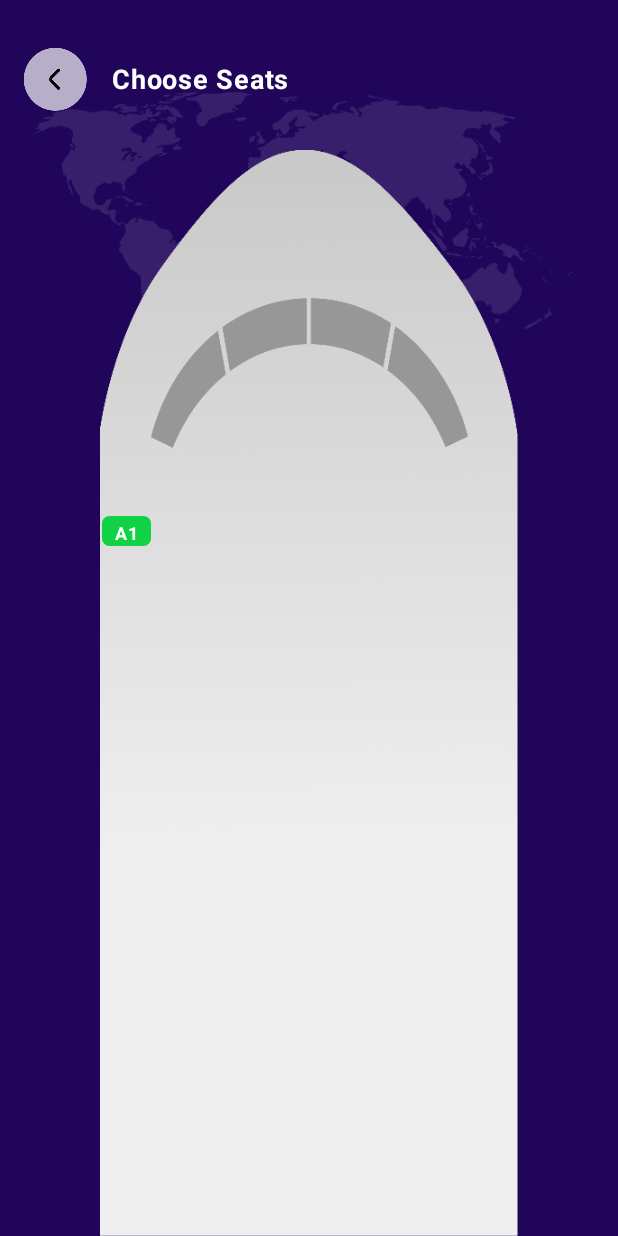
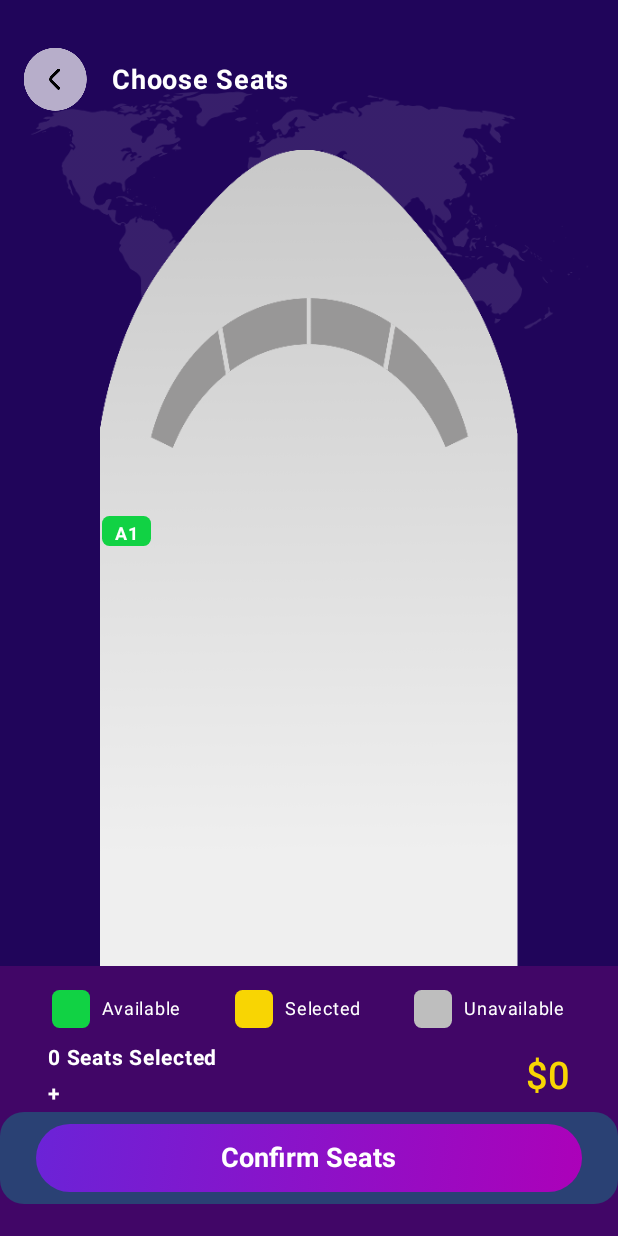
Before and after one commit to saicojavc/airlineticket, an Android app built with Jetpack Compose: the composable SeatScreen shown on its own in the app's theme, on a phone screen of 412 x 824 dp. Run offline under Robolectric (Android 15) with nearby library versions, the phone set to English and light mode, and no system bars; our stand-ins replace Dagger/Hilt's generated code, constraintlayout-compose.

Commit message:
selected seat

```diff
--- a/feature/seat/src/main/java/com/saico/airlineticket/seat/SeatScreen.kt
+++ b/feature/seat/src/main/java/com/saico/airlineticket/seat/SeatScreen.kt
@@ -1,12 +1,17 @@
 package com.saico.airlineticket.seat
 
+import android.widget.Toast
 import androidx.compose.foundation.Image
 import androidx.compose.foundation.background
 import androidx.compose.foundation.clickable
+import androidx.compose.foundation.layout.Arrangement
 import androidx.compose.foundation.layout.Box
+import androidx.compose.foundation.layout.Column
 import androidx.compose.foundation.layout.Row
 import androidx.compose.foundation.layout.Spacer
 import androidx.compose.foundation.layout.fillMaxSize
+import androidx.compose.foundation.layout.fillMaxWidth
+import androidx.compose.foundation.layout.height
 import androidx.compose.foundation.layout.padding
 import androidx.compose.foundation.layout.size
 import androidx.compose.foundation.layout.width
@@ -17,8 +22,9 @@ import androidx.compose.material3.Text
 import androidx.compose.runtime.Composable
 import androidx.compose.runtime.LaunchedEffect
 import androidx.compose.runtime.getValue
+import androidx.compose.runtime.mutableDoubleStateOf
+import androidx.compose.runtime.mutableIntStateOf
 import androidx.compose.runtime.mutableStateListOf
-import androidx.compose.runtime.mutableStateOf
 import androidx.compose.runtime.remember
 import androidx.compose.runtime.setValue
 import androidx.compose.ui.Alignment
@@ -37,6 +43,7 @@ import com.saico.airlineticket.model.FlightModel
 import com.saico.airlineticket.seat.model.Seat
 import com.saico.airlineticket.seat.model.SeatStatus
 import com.saico.airlineticket.ui.R
+import com.saico.airlineticket.ui.component.GradientButton
 
 @Composable
 fun SeatScreen(
@@ -46,20 +53,25 @@ fun SeatScreen(
 
     Content(
         navHostController = navHostController,
-        flight = flight
+        flight = flight,
+        onConfirm = {
+
+        }
     )
 }
 
 @Composable
 fun Content(
     navHostController: NavHostController,
-    flight: FlightModel
+    flight: FlightModel,
+    onConfirm: (FlightModel) -> Unit,
+
     ) {
     val seatList = remember { mutableStateListOf<Seat>() }
     val selectedSeatNames = remember { mutableStateListOf<String>() }
 
-    var seatCount by remember { mutableStateOf(0) }
-    var totalPrice by remember { mutableStateOf(0.0) }
+    var seatCount by remember { mutableIntStateOf(0) }
+    var totalPrice by remember { mutableDoubleStateOf(0.0) }
 
     LaunchedEffect(flight) {
         seatList.clear()
@@ -67,6 +79,7 @@ fun Content(
         seatCount = selectedSeatNames.size
         totalPrice = seatCount * flight.Price
     }
+
 
     fun updatePriceAndCount() {
         seatCount = selectedSeatNames.size
@@ -124,6 +137,12 @@ fun Content(
             ) {
                 items(seatList.size) { index ->
                     val seat = seatList[index]
+                    val backgroundColor = when (seat.status) {
+                        SeatStatus.AVAILABLE -> colorResource(id = R.color.green)
+                        SeatStatus.SELECTED -> colorResource(id = R.color.orange)
+                        SeatStatus.UNAVAILABLE -> colorResource(id = R.color.grey)
+                        SeatStatus.EMPTY -> Color.Transparent
+                    }
                     SeatItem(
                         seat = seat,
                         onSeatClick = {
@@ -154,11 +173,24 @@ fun Content(
             selectedSeats = selectedSeatNames.joinToString(", "),
             totalPrice = totalPrice,
             onSeatClick = {
-                   if (seatCount>0){
-
+                if (seatCount > 0) {
+                    flight.Passenger = selectedSeatNames.joinToString { ", " }
+                    flight.Price = totalPrice
+                    onConfirm(flight)
+                } else {
+                    Toast.makeText(
+                        navHostController.context,
+                        "Please select your seat",
+                        Toast.LENGTH_SHORT
+                    ).show()
                 }
             },
             modifier = Modifier
+                .constrainAs(bottomSection) {
+                    bottom.linkTo(parent.bottom)
+                    start.linkTo(parent.start)
+                    end.linkTo(parent.end)
+                }
         )
     }
 }
@@ -171,6 +203,59 @@ fun BottomSection(
     onSeatClick: () -> Unit,
     modifier: Modifier
 ) {
+    Column(
+        modifier = modifier
+            .fillMaxWidth()
+            .height(180.dp)
+            .background(colorResource(id = R.color.darkPurple))
+            .padding(vertical = 16.dp)
+    ) {
+        Row(
+            modifier = Modifier
+                .fillMaxWidth(),
+            horizontalArrangement = Arrangement.SpaceEvenly
+        ) {
+            LegendItem(text = "Available", color = colorResource(id = R.color.green))
+            LegendItem(text = "Selected", color = colorResource(id = R.color.orange))
+            LegendItem(text = "Unavailable", color = colorResource(id = R.color.grey))
+        }
+        Spacer(modifier = Modifier.height(8.dp))
+
+        Row(
+            modifier = Modifier
+                .fillMaxWidth()
+                .padding(horizontal = 32.dp),
+            horizontalArrangement = Arrangement.SpaceBetween,
+            verticalAlignment = Alignment.CenterVertically
+        ) {
+            Column {
+                Text(
+                    text = "$seatCount Seats Selected",
+                    color = Color.White,
+                    fontSize = 14.sp,
+                    fontWeight = FontWeight.Bold
+                )
+                Text(
+                    text = if (selectedSeats.isBlank())"+" else selectedSeats,
+                    color = Color.White,
+                    fontSize = 14.sp,
+                    fontWeight = FontWeight.Bold
+                )
+            }
+
+            Text(
+                text = "$${String.format("%.0f", totalPrice)}",
+                color = colorResource(id = R.color.orange),
+                fontSize = 25.sp,
+                fontWeight = FontWeight.SemiBold
+            )
+        }
+        GradientButton(
+            onClick = onSeatClick,
+            text = "Confirm Seats"
+        )
+    }
+
 }
 
 @Composable
@@ -216,7 +301,7 @@ fun SeatItem(
     }
 
     val clickableEnabled = seat.status == SeatStatus.AVAILABLE || seat.status == SeatStatus.SELECTED
-
+    println(seat.status)
     Box(
         modifier = Modifier
             .size(28.dp)
--- a/feature/seat/src/main/java/com/saico/airlineticket/seat/model/SeatStatus.kt
+++ b/feature/seat/src/main/java/com/saico/airlineticket/seat/model/SeatStatus.kt
@@ -1,10 +1,16 @@
 package com.saico.airlineticket.seat.model
+
+import androidx.compose.runtime.getValue
+import androidx.compose.runtime.mutableStateOf
+import androidx.compose.runtime.setValue
 
 enum class SeatStatus {
     AVAILABLE, SELECTED, UNAVAILABLE, EMPTY
 }
 
-data class Seat(
-    var status: SeatStatus,
+ class Seat(
+    status: SeatStatus,
     var name: String
-)
+){
+    var status by mutableStateOf(status)
+}
```
Lines whose indentation alone changed are shown as unchanged.
